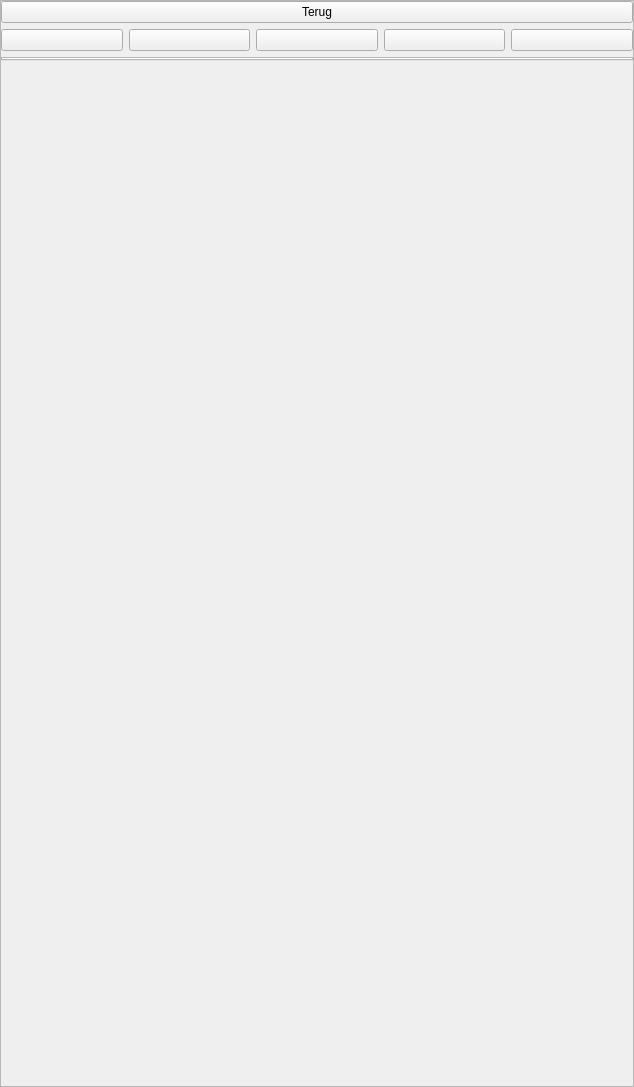
The window that plugin/oiv/info_of_interest/oiv_info_of_interest_tekenen_widget.ui (OIV-NL-QGIS/QGIS_project) describes before a commit, drawn with Qt 5.
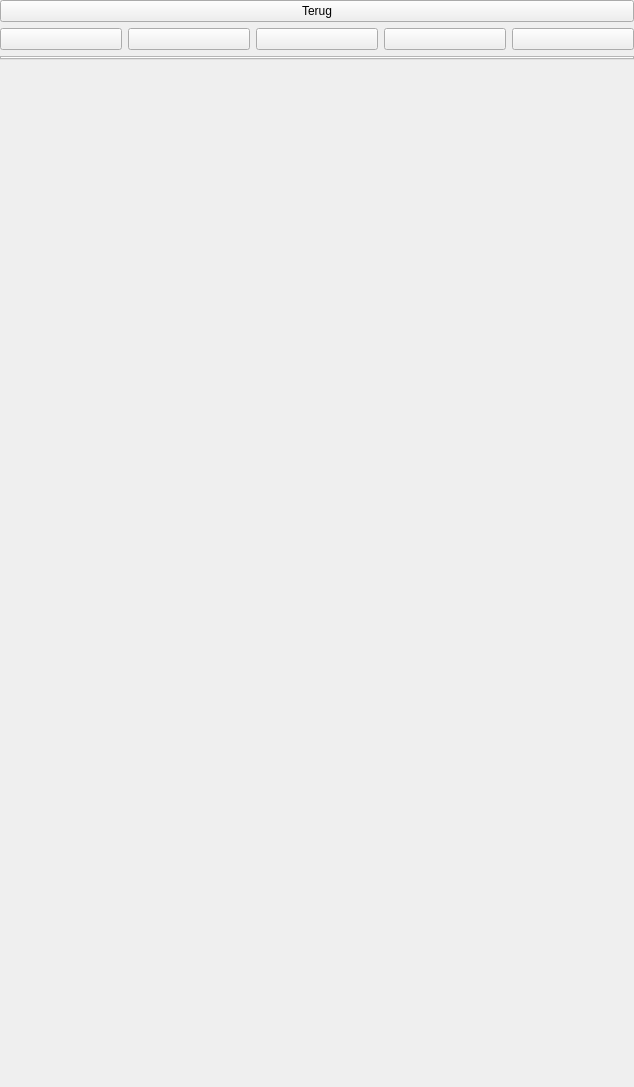
The same window after the commit. Icons and pictures are not drawn.

The edit to the form file:
```diff
--- a/plugin/oiv/info_of_interest/oiv_info_of_interest_tekenen_widget.ui
+++ b/plugin/oiv/info_of_interest/oiv_info_of_interest_tekenen_widget.ui
@@ -23,7 +23,7 @@
    </size>
   </property>
   <property name="features">
-   <set>QDockWidget::DockWidgetFloatable|QDockWidget::DockWidgetMovable</set>
+   <set>QDockWidget::NoDockWidgetFeatures</set>
   </property>
   <property name="windowTitle">
    <string/>
@@ -56,6 +56,12 @@
         <height>524287</height>
        </size>
       </property>
+      <property name="frameShape">
+       <enum>QFrame::NoFrame</enum>
+      </property>
+      <property name="frameShadow">
+       <enum>QFrame::Plain</enum>
+      </property>
       <property name="widgetResizable">
        <bool>true</bool>
       </property>
@@ -64,7 +70,7 @@
         <rect>
          <x>0</x>
          <y>0</y>
-         <width>632</width>
+         <width>634</width>
          <height>81</height>
         </rect>
        </property>
```
